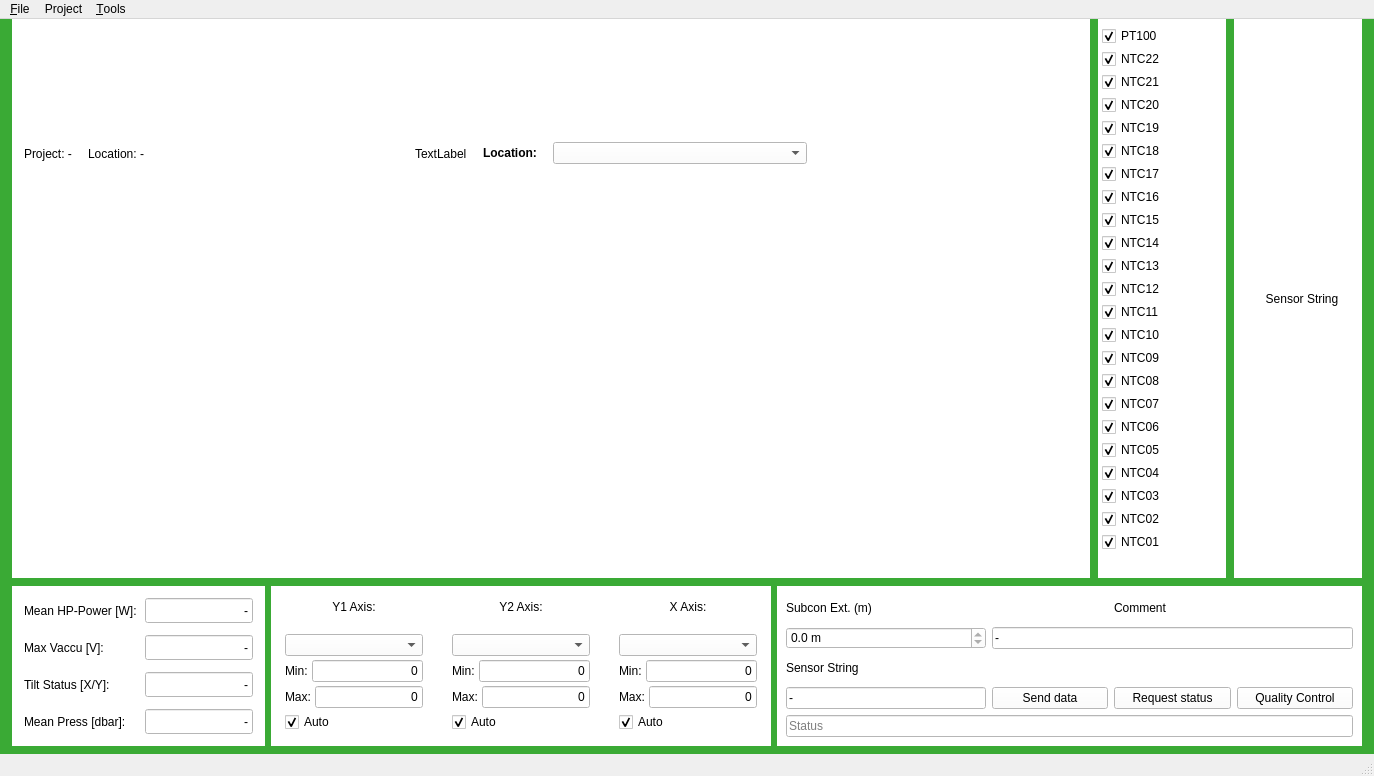
The window that ui/main_window.ui (nilsjanis94/WIZARD-2.1) describes before a commit, drawn with Qt 5.
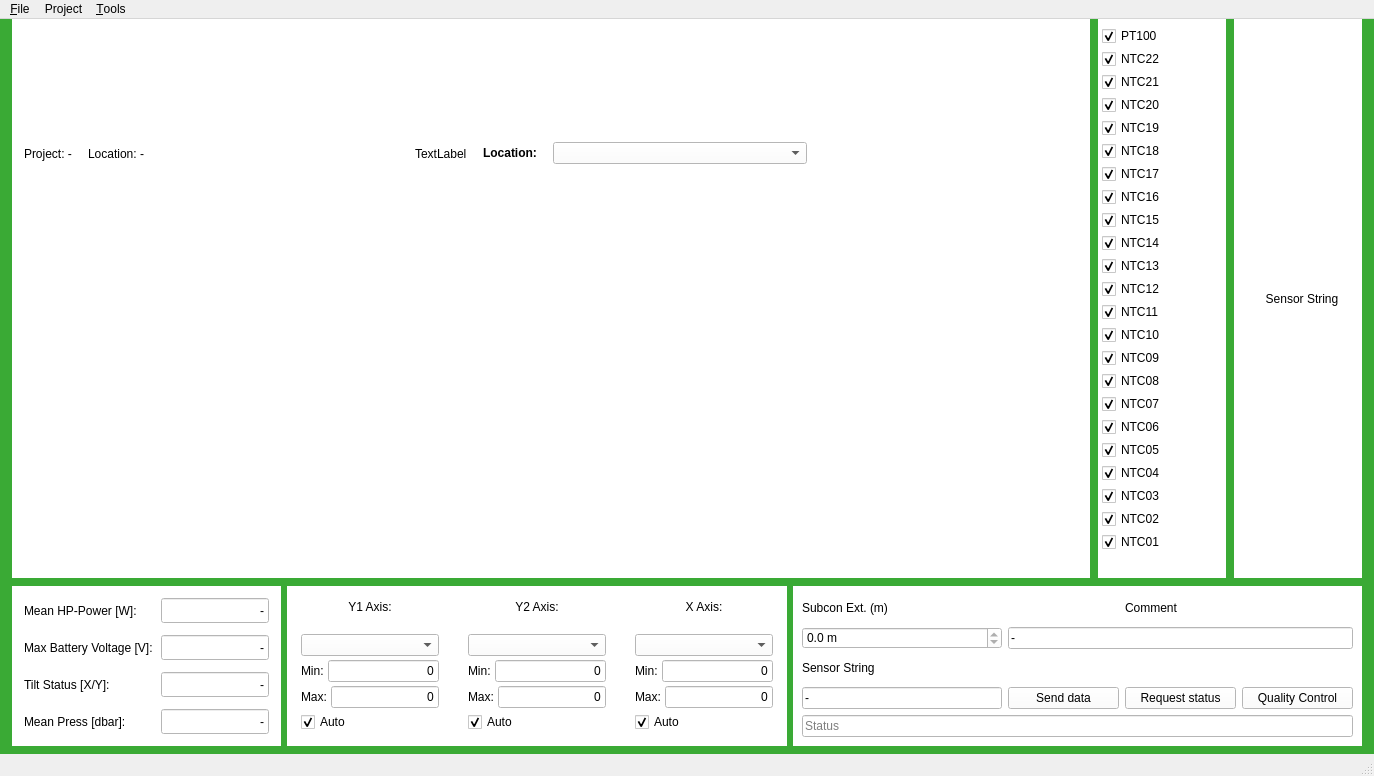
The same window after the commit.

Commit message:
fix: Max Vaccu korrigiert - jetzt maximale Akkuspannung statt Vakuumprozent
- Max Vaccu berechnet jetzt maximum der Vaccu Spalte (Akkuspannung)
- Vorher: Komplizierte Umrechnung zu Vakuumprozent (100.0%)
- Jetzt: Einfache Max-Wert Berechnung (24.29V)
- UI-Beschriftung zu 'Max Battery Voltage [V]:' geändert
- Tests aktualisiert für neue Spannungswerte
- Physikalisch korrekte Interpretation: Vaccu = Battery Voltage

Patch:
```diff
--- a/ui/main_window.ui
+++ b/ui/main_window.ui
@@ -1159,7 +1159,7 @@
           <item row="1" column="0">
            <widget class="QLabel" name="max_v_accu_label">
             <property name="text">
-             <string>Max Vaccu [V]:</string>
+             <string>Max Battery Voltage [V]:</string>
             </property>
            </widget>
           </item>
```
The commit also changes 2 other files.
